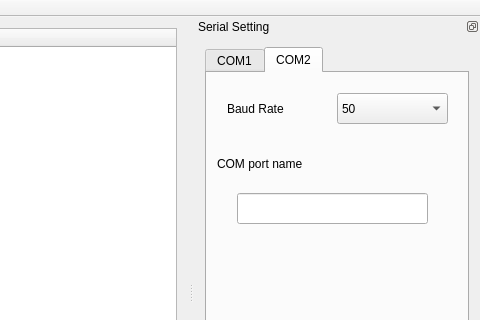
soso7885/QTvcom_test, file mainwindow.ui: the form before one commit; both pictures show x 414 to 894 and y 0 to 320 of the 894 by 588 pixel window.
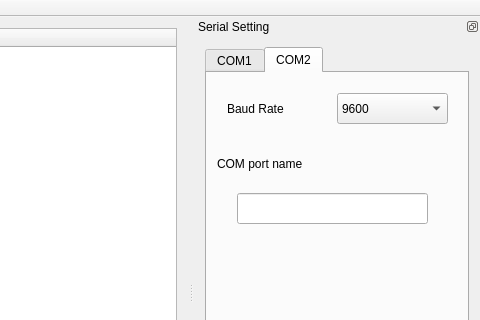
The form after the commit.

```diff
--- a/mainwindow.ui
+++ b/mainwindow.ui
@@ -416,6 +416,12 @@
            <height>31</height>
           </rect>
          </property>
+         <property name="currentText">
+          <string>9600</string>
+         </property>
+         <property name="currentIndex">
+          <number>11</number>
+         </property>
          <item>
           <property name="text">
            <string>50</string>
```
Left out of the diff: 18 changed lines with no effect on the pictures.
